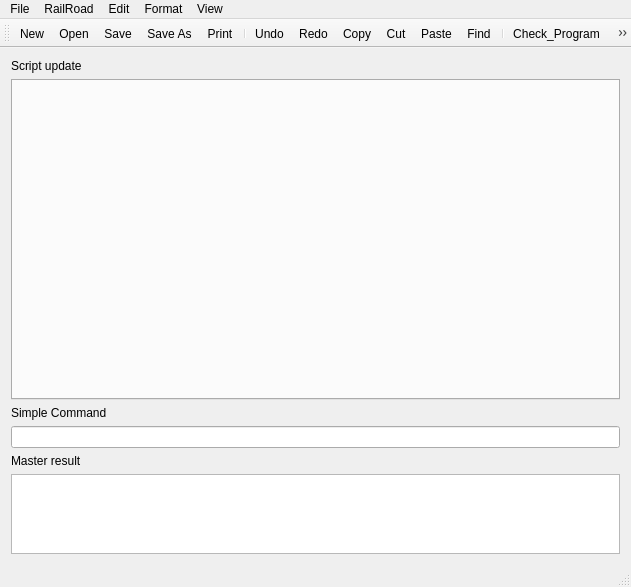
This is RailManagerUI/ScribeMainWindow.ui in PhilippeCavenel/RAIL-DRIVER- as Qt 5 draws it before an edit. The edited form follows.
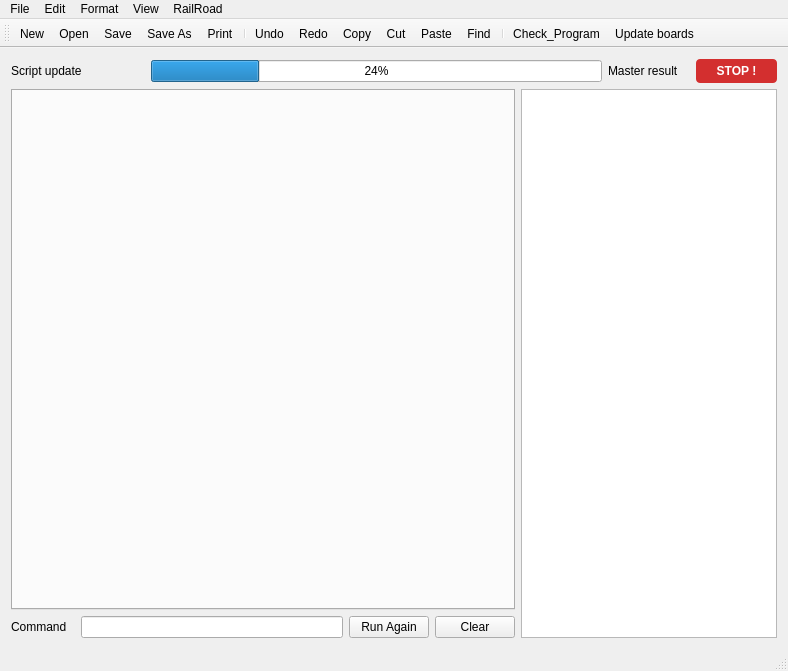
This is the edited form. Icons and pictures are not drawn. Custom widgets are drawn as their Qt base class.

What changed in the file:
```diff
--- a/RailManagerUI/ScribeMainWindow.ui
+++ b/RailManagerUI/ScribeMainWindow.ui
@@ -6,8 +6,8 @@
    <rect>
     <x>0</x>
     <y>0</y>
-    <width>631</width>
-    <height>587</height>
+    <width>788</width>
+    <height>671</height>
    </rect>
   </property>
   <property name="minimumSize">
@@ -20,15 +20,58 @@
    <string>ScribeMainWindow</string>
   </property>
   <widget class="QWidget" name="centralWidget">
-   <layout class="QVBoxLayout" name="verticalLayout">
-    <item>
+   <layout class="QGridLayout" name="gridLayout">
+    <item row="0" column="0" colspan="2">
      <widget class="QLabel" name="label_2">
       <property name="text">
        <string>Script update</string>
       </property>
      </widget>
     </item>
-    <item>
+    <item row="2" column="0">
+     <widget class="QLabel" name="label_3">
+      <property name="text">
+       <string>Command</string>
+      </property>
+     </widget>
+    </item>
+    <item row="0" column="8">
+     <widget class="QLabel" name="label">
+      <property name="text">
+       <string>Master result</string>
+      </property>
+     </widget>
+    </item>
+    <item row="0" column="9">
+     <widget class="QPushButton" name="stopTransmissionButton">
+      <property name="styleSheet">
+       <string notr="true">QPushButton {
+    background-color: #d32f2f;   /* rouge vif */
+    color: white;
+    border-radius: 4px;
+    padding: 5px;
+    font-weight: bold;
+}
+QPushButton:hover {
+    background-color: #b71c1c;
+}
+QPushButton:pressed {
+    background-color: #f44336;
+}</string>
+      </property>
+      <property name="text">
+       <string>STOP !</string>
+      </property>
+     </widget>
+    </item>
+    <item row="0" column="2" colspan="6">
+     <widget class="QProgressBar" name="sendProgressBar">
+      <property name="value">
+       <number>24</number>
+      </property>
+     </widget>
+    </item>
+    <item row="1" column="0" colspan="7">
      <widget class="TabbedEditor" name="tabWidget">
       <property name="minimumSize">
        <size>
@@ -41,14 +84,22 @@
       </property>
      </widget>
     </item>
-    <item>
-     <widget class="QLabel" name="label_3">
-      <property name="text">
-       <string>Simple Command</string>
+    <item row="1" column="7" rowspan="2" colspan="3">
+     <widget class="QPlainTextEdit" name="CommandResult">
+      <property name="enabled">
+       <bool>true</bool>
+      </property>
+      <property name="font">
+       <font>
+        <pointsize>7</pointsize>
+       </font>
+      </property>
+      <property name="readOnly">
+       <bool>true</bool>
       </property>
      </widget>
     </item>
-    <item>
+    <item row="2" column="1" colspan="4">
      <widget class="QLineEdit" name="simpleCommand">
       <property name="enabled">
        <bool>true</bool>
@@ -61,32 +112,23 @@
       </property>
      </widget>
     </item>
-    <item>
-     <widget class="QLabel" name="label">
+    <item row="2" column="5">
+     <widget class="QPushButton" name="sendAgainButton">
+      <property name="sizePolicy">
+       <sizepolicy hsizetype="Fixed" vsizetype="Fixed">
+        <horstretch>0</horstretch>
+        <verstretch>0</verstretch>
+       </sizepolicy>
+      </property>
       <property name="text">
-       <string>Master result</string>
+       <string>Run Again</string>
       </property>
      </widget>
     </item>
-    <item>
-     <widget class="QTextEdit" name="CommandResult">
-      <property name="enabled">
-       <bool>true</bool>
-      </property>
-      <property name="minimumSize">
-       <size>
-        <width>0</width>
-        <height>0</height>
-       </size>
-      </property>
-      <property name="maximumSize">
-       <size>
-        <width>16777215</width>
-        <height>80</height>
-       </size>
-      </property>
-      <property name="textInteractionFlags">
-       <set>Qt::TextInteractionFlag::NoTextInteraction</set>
+    <item row="2" column="6">
+     <widget class="QPushButton" name="clearCommandButton">
+      <property name="text">
+       <string>Clear</string>
       </property>
      </widget>
     </item>
@@ -97,7 +139,7 @@
     <rect>
      <x>0</x>
      <y>0</y>
-     <width>631</width>
+     <width>788</width>
      <height>22</height>
     </rect>
    </property>
@@ -166,10 +208,10 @@
     <addaction name="actionUpdate"/>
    </widget>
    <addaction name="menuFile"/>
-   <addaction name="menuRailRoad"/>
    <addaction name="menuEdit"/>
    <addaction name="menuFormat"/>
    <addaction name="menuView"/>
+   <addaction name="menuRailRoad"/>
   </widget>
   <widget class="QToolBar" name="mainToolBar">
    <attribute name="toolBarArea">
```
Left out of the diff: 6 changed lines with no effect on the pictures.
